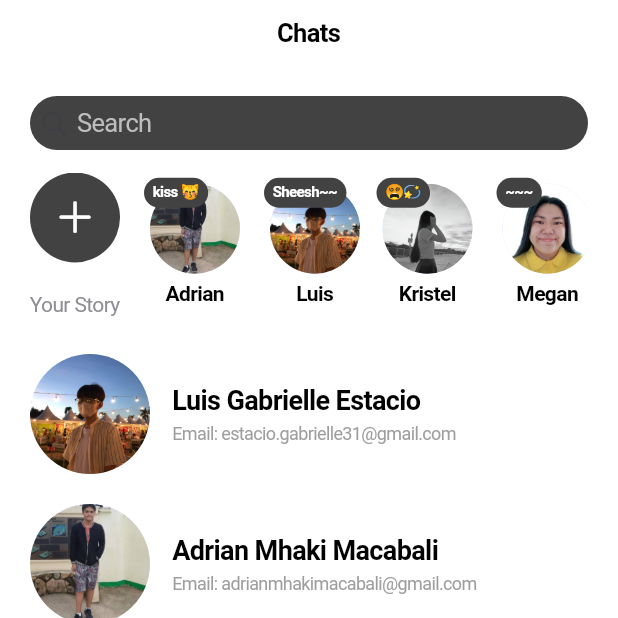
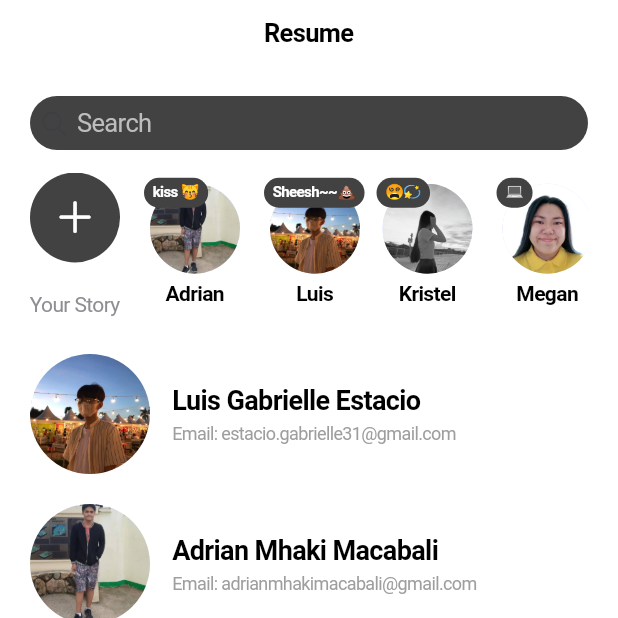
Before and after one commit to megan-esguerra/Resume_App, a Flutter app: the screen it shows after launch, on a phone screen of 412 x 824 dp, the top half of it. Run offline on Flutter 3.47's test engine with Material 3 defaults, Android fonts, the phone set to English and light mode, and no system bars.

Commit message:
modify design

```diff
--- a/lib/main.dart
+++ b/lib/main.dart
@@ -59,6 +59,7 @@ class MyAppState extends State<MyApp> {
       'gradeSection': 'BSIT-3A',
       'contactNumber': '09360720522'
     },
+
 
   ];
 
@@ -379,7 +380,7 @@ class MyAppState extends State<MyApp> {
             color: CupertinoColors.white,
           ),
         ),
-        middle: Text('Chats'),
+        middle: Text('Resume'),
         trailing: CupertinoButton(
           padding: EdgeInsets.zero,
           child: Icon(
@@ -432,11 +433,11 @@ class MyAppState extends State<MyApp> {
                       SizedBox(width: 20),
                       _buildStoryAvatar('assets/images/AdrianAvatar.jpg', 'Adrian', 'kiss 😽'),
                       SizedBox(width: 20),
-                      _buildStoryAvatar('assets/images/LuisAvatar.jpg', 'Luis', 'Sheesh~~'),
+                      _buildStoryAvatar('assets/images/LuisAvatar.jpg', 'Luis', 'Sheesh~~💩'),
                       SizedBox(width: 15),
                       _buildStoryAvatar('assets/images/KristelAvatar.png', 'Kristel', '😵‍💫'),
                       SizedBox(width: 20),
-                      _buildStoryAvatar('assets/images/MeganAvatar.jpg', 'Megan', '~~~'),
+                      _buildStoryAvatar('assets/images/MeganAvatar.jpg', 'Megan', '💻'),
                       SizedBox(width: 20),
                       _buildStoryAvatar('assets/images/JohnnIvanAvatar.jpg', 'John Ivan', "🍵"),
                     ],
```
